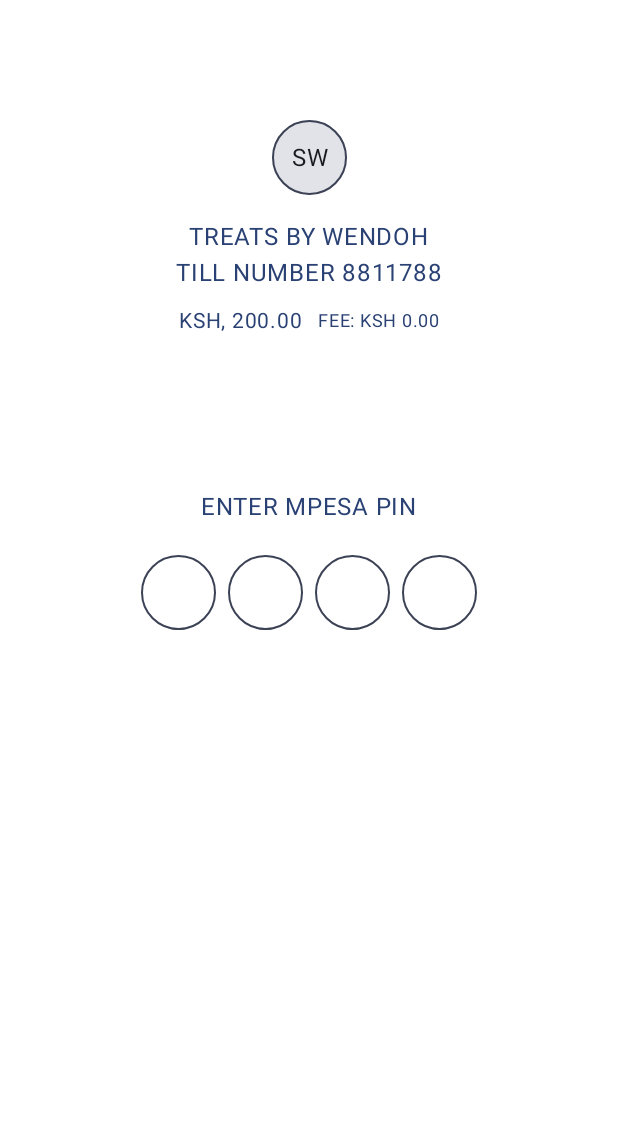
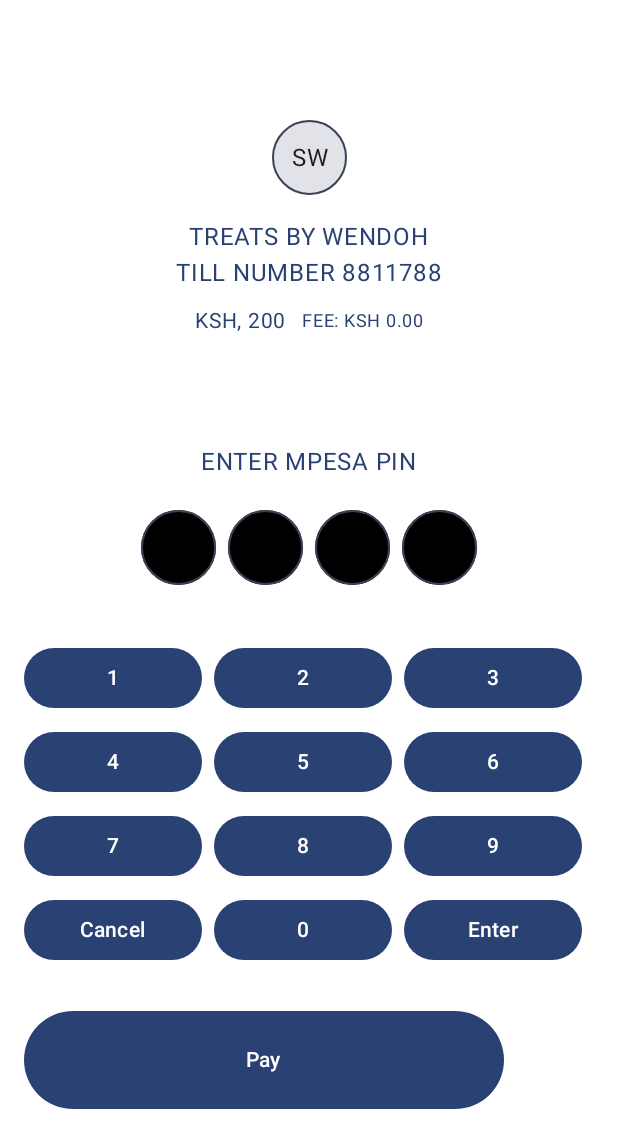
Before and after one commit to SharonWendoh/QRPesa, an Android app built with Jetpack Compose: the @Preview function PreviewPinPage, on a phone screen of 412 x 824 dp. Shown: the top 1148 px of the screen. Run offline under Robolectric (Android 15) with nearby library versions, the phone set to English and light mode, and no system bars.

Commit message:
navigation intergration

```diff
--- a/app/build.gradle.kts
+++ b/app/build.gradle.kts
@@ -60,6 +60,7 @@
     implementation("androidx.compose.ui:ui-tooling-preview")
    // implementation("androidx.compose.material3:material3")
     implementation("androidx.compose.material3:material3-android:1.2.1")
+    implementation("androidx.navigation:navigation-compose:2.7.7")
     testImplementation("junit:junit:4.13.2")
     androidTestImplementation("androidx.test.ext:junit:1.1.5")
     androidTestImplementation("androidx.test.espresso:espresso-core:3.5.1")
--- a/app/src/main/java/com/example/qrpesa/components/Buttons.kt
+++ b/app/src/main/java/com/example/qrpesa/components/Buttons.kt
@@ -13,9 +13,12 @@
 import com.example.qrpesa.ui.theme.QRPesaTheme
 
 @Composable
-fun SharedButton(){
+fun SharedButton(
+    text: String,
+    onclick : () -> Unit
+){
     Button(
-        onClick = { },
+        onClick = onclick,
         colors = ButtonDefaults.buttonColors(
             containerColor = MaterialTheme.colorScheme.primary
         ),
@@ -23,7 +26,7 @@
             .height(65.dp)
             .width(320.dp)
     ) {
-        Text(text = "Filled")
+        Text(text = text)
 
     }
 }
@@ -32,6 +35,6 @@
 @Preview
 fun PreviewSharedButton(){
     QRPesaTheme {
-        SharedButton()
+        SharedButton("Cancel", {})
     }
 }
--- a/app/src/main/java/com/example/qrpesa/components/Textfields.kt
+++ b/app/src/main/java/com/example/qrpesa/components/Textfields.kt
@@ -40,17 +40,21 @@
             TextField(
                 value = if (i < pin.length) pin[i].toString() else "",
                 onValueChange = {},
-                readOnly = false,
+                readOnly = true,
                 modifier = Modifier
                     .size(50.dp)
                     .border(
                         BorderStroke(1.dp, MaterialTheme.colorScheme.secondary),
                         shape = CircleShape
                     ),
+                textStyle = MaterialTheme.typography.bodySmall.copy(color = Color.White),
+                singleLine = true,
                 shape = CircleShape,
                 colors = TextFieldDefaults.textFieldColors(
                     //textColor = Color.White,
-                    containerColor = Color.Transparent
+                    containerColor = Color.Black,
+                    focusedIndicatorColor = Color.Transparent,
+                    unfocusedIndicatorColor = Color.Transparent
                 )
             )
             Spacer(modifier = Modifier.width(8.dp))
--- a/app/src/main/java/com/example/qrpesa/pages/PinPage.kt
+++ b/app/src/main/java/com/example/qrpesa/pages/PinPage.kt
@@ -9,23 +9,39 @@
 import androidx.compose.foundation.layout.height
 import androidx.compose.foundation.layout.padding
 import androidx.compose.foundation.layout.width
+import androidx.compose.material3.Button
+import androidx.compose.material3.Text
 import androidx.compose.runtime.Composable
+import androidx.compose.runtime.getValue
+import androidx.compose.runtime.mutableStateOf
+import androidx.compose.runtime.remember
+import androidx.compose.runtime.setValue
 import androidx.compose.ui.Alignment
 import androidx.compose.ui.Modifier
 import androidx.compose.ui.res.painterResource
 import androidx.compose.ui.tooling.preview.Preview
 import androidx.compose.ui.unit.dp
+import androidx.navigation.NavController
+import androidx.navigation.compose.rememberNavController
 import com.example.qrpesa.R
 import com.example.qrpesa.components.Icon
 import com.example.qrpesa.components.InitialsCard
 import com.example.qrpesa.components.LargeText
 import com.example.qrpesa.components.MediumText
 import com.example.qrpesa.components.PinFields
+import com.example.qrpesa.components.SharedButton
 import com.example.qrpesa.components.SmallText
+import com.example.qrpesa.navigation.Screen
 import com.example.qrpesa.ui.theme.QRPesaTheme
 
 @Composable
-fun PinPage(){
+fun PinPage(
+    tillNumber: String?,
+    amount: String?,
+    navController: NavController,
+){
+    var pin by remember { mutableStateOf("") }
+
     Column (
         modifier = Modifier
             .fillMaxSize()
@@ -50,17 +66,17 @@
             LargeText(text = "TREATS BY WENDOH")
         }
         Row {
-            LargeText(text = "TILL NUMBER 8811788")
+            LargeText(text = "TILL NUMBER $tillNumber")
         }
         Spacer(modifier = Modifier.height(8.dp))
         Row(
             verticalAlignment = Alignment.Bottom
         ) {
-            MediumText(text = "KSH, 200.00")
+            MediumText(text = "KSH, $amount")
             Spacer(modifier = Modifier.width(10.dp))
             SmallText(text = "FEE: KSH 0.00")
         }
-        Spacer(modifier = Modifier.height(100.dp))
+        Spacer(modifier = Modifier.height(70.dp))
         Row(
         ) {
             LargeText(text = "ENTER MPESA PIN")
@@ -69,6 +85,57 @@
         Row {
             PinFields()
         }
+        Spacer(modifier = Modifier.height(30.dp))
+        Column {
+            val numberPad = listOf(
+                listOf("1", "2", "3"),
+                listOf("4", "5", "6"),
+                listOf("7", "8", "9"),
+                listOf("Cancel", "0", "Enter")
+            )
+
+            numberPad.forEach { row ->
+                Row(
+                    modifier = Modifier.padding(top = 8.dp),
+                    horizontalArrangement = Arrangement.SpaceEvenly
+                ) {
+                    row.forEach { label ->
+                        Button(
+                            onClick = {
+                                when (label) {
+                                    "Cancel" -> pin = ""
+                                    "Enter" -> {
+                                        // Handle enter action, such as verifying the PIN
+                                    }
+
+                                    else -> if (pin.length < 4) {
+                                        pin += label
+                                    }
+                                }
+                            },
+                            modifier = Modifier.weight(1f)
+                        ) {
+                            Text(text = label)
+                        }
+                        Spacer(modifier = Modifier.width(8.dp))
+                    }
+                }
+            }
+            Spacer(modifier = Modifier.height(30.dp))
+            Row {
+                SharedButton(
+                    text = "Pay",
+                    onclick = {
+                        if (pin == "1234") { // Dummy check for PIN, replace with actual logic
+                            navController.navigate(route = Screen.Screen.SuccessfulTransaction.route)
+                        } else {
+                            //transactionMessage = "Incorrect PIN. Please try again."
+                        }
+                    },
+                )
+            }
+
+        }
     }
 }
 
@@ -76,6 +143,6 @@
 @Preview
 fun PreviewPinPage(){
     QRPesaTheme {
-        PinPage()
+        PinPage("8811788", "200", navController = rememberNavController())
     }
 }
```
Also changed, not shown: app/src/main/java/com/example/qrpesa/MainActivity.kt (+13 -40 lines), app/src/main/java/com/example/qrpesa/navigation/Navigation.kt (+30 -0 lines), app/src/main/java/com/example/qrpesa/navigation/Screen.kt (added, +9 -0 lines), app/src/main/java/com/example/qrpesa/pages/LoginPage.kt (+20 -3 lines), app/src/main/java/com/example/qrpesa/pages/SuccessfulTransactionPage.kt (+8 -5 lines).
